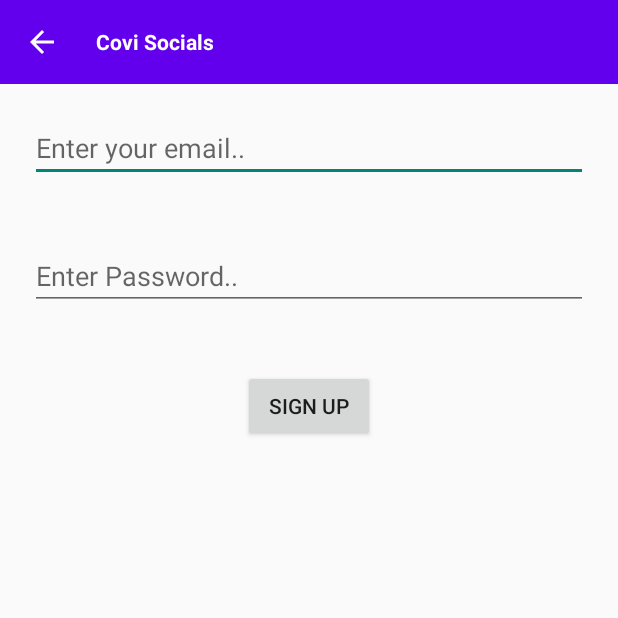
After one commit to pratik2315/covi_socials, an Android app: the RegistrationActivity screen opened directly, with no data from a screen before it, on a phone screen of 412 x 824 dp, the top half of it. The commit adds this screen. Run offline under Robolectric (Android 15) with nearby library versions, the phone set to English and light mode, and no system bars; our stand-ins replace Firebase (no records; nobody signed in at launch, a user with empty details on screens opened directly).

Commit message:
registration screen added and some bugs fixed

```diff
--- a/app/src/main/AndroidManifest.xml
+++ b/app/src/main/AndroidManifest.xml
@@ -11,7 +11,9 @@
         android:roundIcon="@mipmap/ic_launcher_round"
         android:supportsRtl="true"
         android:theme="@style/Theme.CoviSocials">
-        <activity android:name=".ProfileActivity"></activity>
+        <activity android:name=".RegistrationActivity"
+            android:theme="@style/Theme.AppCompat.Light.NoActionBar"/>
+        <activity android:name=".ProfileActivity" />
         <activity android:name=".PostsActivity" />
         <activity android:name=".LoginActivity">
             <intent-filter>
--- /dev/null
+++ b/app/src/main/java/com/example/covisocials/RegistrationActivity.kt
@@ -0,0 +1,54 @@
+package com.example.covisocials
+
+import android.content.Intent
+import androidx.appcompat.app.AppCompatActivity
+import android.os.Bundle
+import android.view.LayoutInflater
+import android.widget.Toast
+import com.example.covisocials.databinding.ActivityLoginBinding
+import com.example.covisocials.databinding.ActivityRegistrationBinding
+import com.google.firebase.auth.FirebaseAuth
+
+class RegistrationActivity : AppCompatActivity() {
+    private lateinit var binding: ActivityRegistrationBinding
+
+    override fun onCreate(savedInstanceState: Bundle?) {
+        super.onCreate(savedInstanceState)
+        binding = ActivityRegistrationBinding.inflate(layoutInflater)
+        setContentView(binding.root)
+
+        val auth = FirebaseAuth.getInstance()
+
+        binding.btnSignUp.setOnClickListener {
+            binding.btnSignUp.isEnabled = false
+            val userEmail = binding.etRegEmail.text.toString()
+            val userPassword = binding.etRegPassword.text.toString()
+            if (userEmail.isBlank() || userPassword.isBlank()){
+                Toast.makeText(this, "Input fields Cannot be Empty!", Toast.LENGTH_SHORT).show()
+                binding.btnSignUp.isEnabled = true
+                return@setOnClickListener
+            }
+
+            auth.createUserWithEmailAndPassword(userEmail, userPassword).addOnCompleteListener { task ->
+                binding.btnSignUp.isEnabled = true
+                if (task.isSuccessful){
+                    startPostsActivity()
+                } else{
+                    Toast.makeText(this, "Task Failed!", Toast.LENGTH_SHORT).show()
+                }
+            }
+
+        }
+
+        binding.imgBackArrow.setOnClickListener {
+            startActivity(Intent(this, LoginActivity::class.java))
+            finish()
+        }
+    }
+
+    private fun startPostsActivity() {
+            startActivity(Intent(this, PostsActivity::class.java))
+            finish()
+        }
+
+}
--- /dev/null
+++ b/app/src/main/res/drawable/arrow_back.xml
@@ -0,0 +1,5 @@
+<vector android:autoMirrored="true" android:height="24dp"
+    android:tint="#FFFFFF" android:viewportHeight="24"
+    android:viewportWidth="24" android:width="24dp" xmlns:android="http://schemas.android.com/apk/res/android">
+    <path android:fillColor="@android:color/white" android:pathData="M20,11H7.83l5.59,-5.59L12,4l-8,8 8,8 1.41,-1.41L7.83,13H20v-2z"/>
+</vector>
--- /dev/null
+++ b/app/src/main/res/layout/activity_registration.xml
@@ -0,0 +1,71 @@
+<?xml version="1.0" encoding="utf-8"?>
+<LinearLayout xmlns:android="http://schemas.android.com/apk/res/android"
+    xmlns:tools="http://schemas.android.com/tools"
+    xmlns:app="http://schemas.android.com/apk/res-auto"
+    tools:context=".LoginActivity"
+    android:layout_width="match_parent"
+    android:layout_height="match_parent"
+    android:orientation="vertical"
+    app:layout_constraintBottom_toBottomOf="parent"
+    app:layout_constraintEnd_toEndOf="parent"
+    app:layout_constraintStart_toStartOf="parent"
+    app:layout_constraintTop_toTopOf="parent">
+
+        <androidx.constraintlayout.widget.ConstraintLayout
+            android:layout_width="match_parent"
+            android:layout_height="wrap_content">
+
+            <androidx.appcompat.widget.Toolbar
+                android:layout_width="match_parent"
+                android:layout_height="wrap_content"
+                android:background="@color/purple_500"
+                app:layout_constraintBottom_toBottomOf="parent"
+                app:layout_constraintEnd_toEndOf="parent"
+                app:layout_constraintStart_toStartOf="parent"
+                app:layout_constraintTop_toTopOf="parent"
+                >
+
+                <ImageView
+                    android:id="@+id/imgBackArrow"
+                    android:layout_width="wrap_content"
+                    android:layout_height="match_parent"
+                    android:src="@drawable/arrow_back"/>
+
+                <TextView
+                    android:layout_width="wrap_content"
+                    android:layout_height="wrap_content"
+                    android:text="@string/app_name"
+                    android:layout_marginStart="40dp"
+                    android:textColor="@color/white"
+                    android:textStyle="bold"/>
+            </androidx.appcompat.widget.Toolbar>
+        </androidx.constraintlayout.widget.ConstraintLayout>
+
+        <EditText
+            android:id="@+id/etRegEmail"
+            android:layout_width="match_parent"
+            android:layout_height="wrap_content"
+            android:ems="10"
+            android:layout_margin="20dp"
+            android:inputType="textPersonName"
+            android:hint="Enter your email.." />
+
+        <EditText
+            android:id="@+id/etRegPassword"
+            android:layout_margin="20dp"
+            android:layout_width="match_parent"
+            android:layout_height="wrap_content"
+            android:ems="10"
+            android:inputType="textPassword"
+            android:hint="Enter Password.." />
+
+        <Button
+            android:id="@+id/btnSignUp"
+            android:layout_gravity="center"
+            android:layout_margin="20dp"
+            android:layout_width="wrap_content"
+            android:layout_height="wrap_content"
+            android:text="Sign Up" />
+
+
+    </LinearLayout>
```
Also changed, not shown: app/src/main/java/com/example/covisocials/LoginActivity.kt (+13 -8 lines), app/src/main/res/layout/activity_login.xml (+15 -0 lines).
